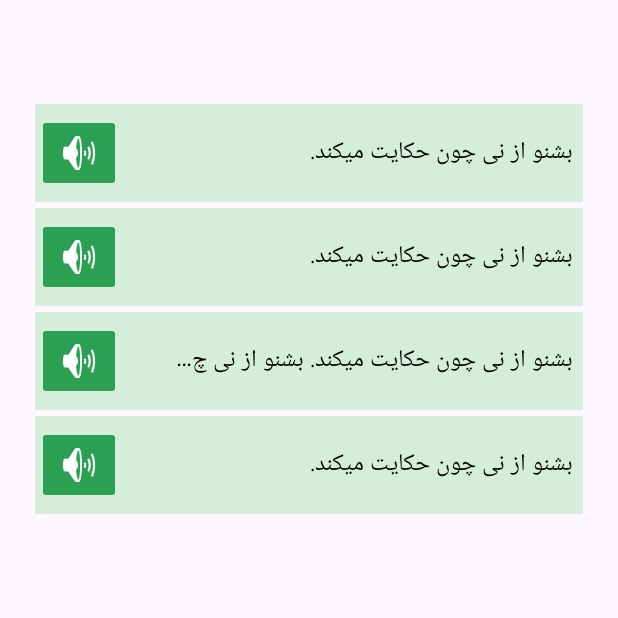
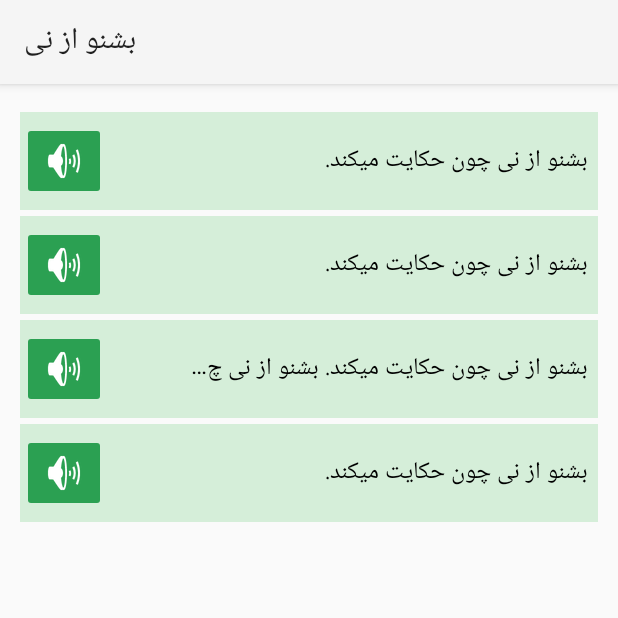
Before and after one commit to imhossyn/beshno-as-naiy, an Android app: the PoemsViewListFragment screen opened through its navigation route, on a phone screen of 412 x 824 dp, the top half of it. Run offline under Robolectric (Android 15) with nearby library versions, the phone set to English and light mode, and no system bars.

Commit message:
active dark mode active action bar

```diff
--- a/app/src/main/AndroidManifest.xml
+++ b/app/src/main/AndroidManifest.xml
@@ -16,6 +16,7 @@
         tools:targetApi="31">
         <activity
             android:name=".SplashActivity"
+            android:theme="@style/Theme.Design.NoActionBar"
             android:exported="true">
             <intent-filter>
                 <action android:name="android.intent.action.MAIN" />
--- a/app/src/main/res/layout/fragment_poems_view_list.xml
+++ b/app/src/main/res/layout/fragment_poems_view_list.xml
@@ -4,7 +4,7 @@
     android:layout_width="match_parent"
     android:layout_height="match_parent"
     android:layoutDirection="rtl"
-    android:padding="10dp"
+    android:layout_marginTop="15dp"
     tools:context=".PoemsViewListFragment">
 
 
--- a/app/src/main/res/values-night/themes.xml
+++ b/app/src/main/res/values-night/themes.xml
@@ -1,6 +1,6 @@
 <resources xmlns:tools="http://schemas.android.com/tools">
     <!-- Base application theme. -->
-    <style name="Base.Theme.Beshnoasnaiy" parent="Theme.Material3.Light.NoActionBar">
+    <style name="Base.Theme.Beshnoasnaiy" parent="Theme.AppCompat">
         <!-- Customize your dark theme here. -->
         <!-- <item name="colorPrimary">@color/my_dark_primary</item> -->
     </style>
--- a/app/src/main/res/values/themes.xml
+++ b/app/src/main/res/values/themes.xml
@@ -1,6 +1,6 @@
 <resources xmlns:tools="http://schemas.android.com/tools">
     <!-- Base application theme. -->
-    <style name="Base.Theme.Beshnoasnaiy" parent="Theme.Material3.DayNight.NoActionBar">
+    <style name="Base.Theme.Beshnoasnaiy" parent="Theme.AppCompat.Light">
         <!-- Customize your light theme here. -->
         <!-- <item name="colorPrimary">@color/my_light_primary</item> -->
     </style>
```
